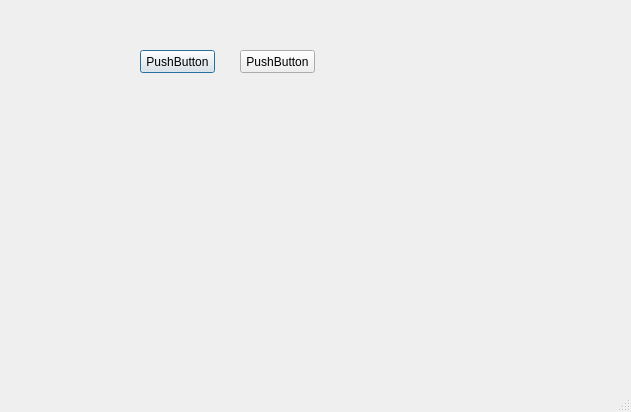
This is core/calibation.ui in kmolLin/opencv_with_python as Qt 5 draws it before an edit. The edited form follows.
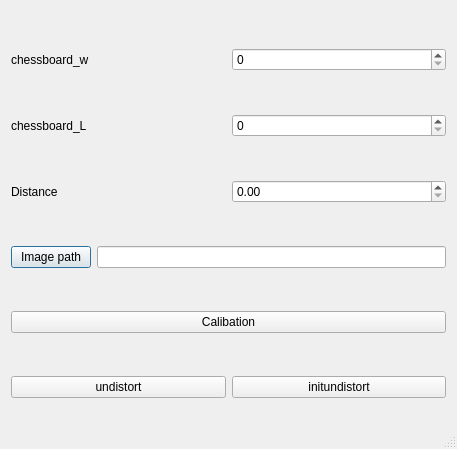
This is the edited form.

Diff of the .ui file:
```diff
--- a/core/calibation.ui
+++ b/core/calibation.ui
@@ -6,8 +6,8 @@
    <rect>
     <x>0</x>
     <y>0</y>
-    <width>631</width>
-    <height>412</height>
+    <width>457</width>
+    <height>449</height>
    </rect>
   </property>
   <property name="windowTitle">
@@ -16,32 +16,93 @@
   <property name="sizeGripEnabled">
    <bool>true</bool>
   </property>
-  <widget class="QPushButton" name="pushButton">
-   <property name="geometry">
-    <rect>
-     <x>140</x>
-     <y>50</y>
-     <width>75</width>
-     <height>23</height>
-    </rect>
-   </property>
-   <property name="text">
-    <string>PushButton</string>
-   </property>
-  </widget>
-  <widget class="QPushButton" name="pushButton_2">
-   <property name="geometry">
-    <rect>
-     <x>240</x>
-     <y>50</y>
-     <width>75</width>
-     <height>23</height>
-    </rect>
-   </property>
-   <property name="text">
-    <string>PushButton</string>
-   </property>
-  </widget>
+  <layout class="QHBoxLayout" name="horizontalLayout_6">
+   <item>
+    <layout class="QVBoxLayout" name="verticalLayout">
+     <item>
+      <layout class="QHBoxLayout" name="horizontalLayout">
+       <item>
+        <widget class="QLabel" name="label">
+         <property name="text">
+          <string>chessboard_w</string>
+         </property>
+        </widget>
+       </item>
+       <item>
+        <widget class="QSpinBox" name="chessew"/>
+       </item>
+      </layout>
+     </item>
+     <item>
+      <layout class="QHBoxLayout" name="horizontalLayout_2">
+       <item>
+        <widget class="QLabel" name="label_2">
+         <property name="text">
+          <string>chessboard_L</string>
+         </property>
+        </widget>
+       </item>
+       <item>
+        <widget class="QSpinBox" name="chessel"/>
+       </item>
+      </layout>
+     </item>
+     <item>
+      <layout class="QHBoxLayout" name="horizontalLayout_3">
+       <item>
+        <widget class="QLabel" name="label_3">
+         <property name="text">
+          <string>Distance</string>
+         </property>
+        </widget>
+       </item>
+       <item>
+        <widget class="QDoubleSpinBox" name="chessboard_dis"/>
+       </item>
+      </layout>
+     </item>
+     <item>
+      <layout class="QHBoxLayout" name="horizontalLayout_4">
+       <item>
+        <widget class="QPushButton" name="imagePbtn">
+         <property name="text">
+          <string>Image path</string>
+         </property>
+        </widget>
+       </item>
+       <item>
+        <widget class="QLineEdit" name="imagePath"/>
+       </item>
+      </layout>
+     </item>
+     <item>
+      <widget class="QPushButton" name="calibation">
+       <property name="text">
+        <string>Calibation</string>
+       </property>
+      </widget>
+     </item>
+     <item>
+      <layout class="QHBoxLayout" name="horizontalLayout_5">
+       <item>
+        <widget class="QPushButton" name="undistort">
+         <property name="text">
+          <string>undistort</string>
+         </property>
+        </widget>
+       </item>
+       <item>
+        <widget class="QPushButton" name="initundistort">
+         <property name="text">
+          <string>initundistort</string>
+         </property>
+        </widget>
+       </item>
+      </layout>
+     </item>
+    </layout>
+   </item>
+  </layout>
  </widget>
  <resources/>
  <connections/>
```
